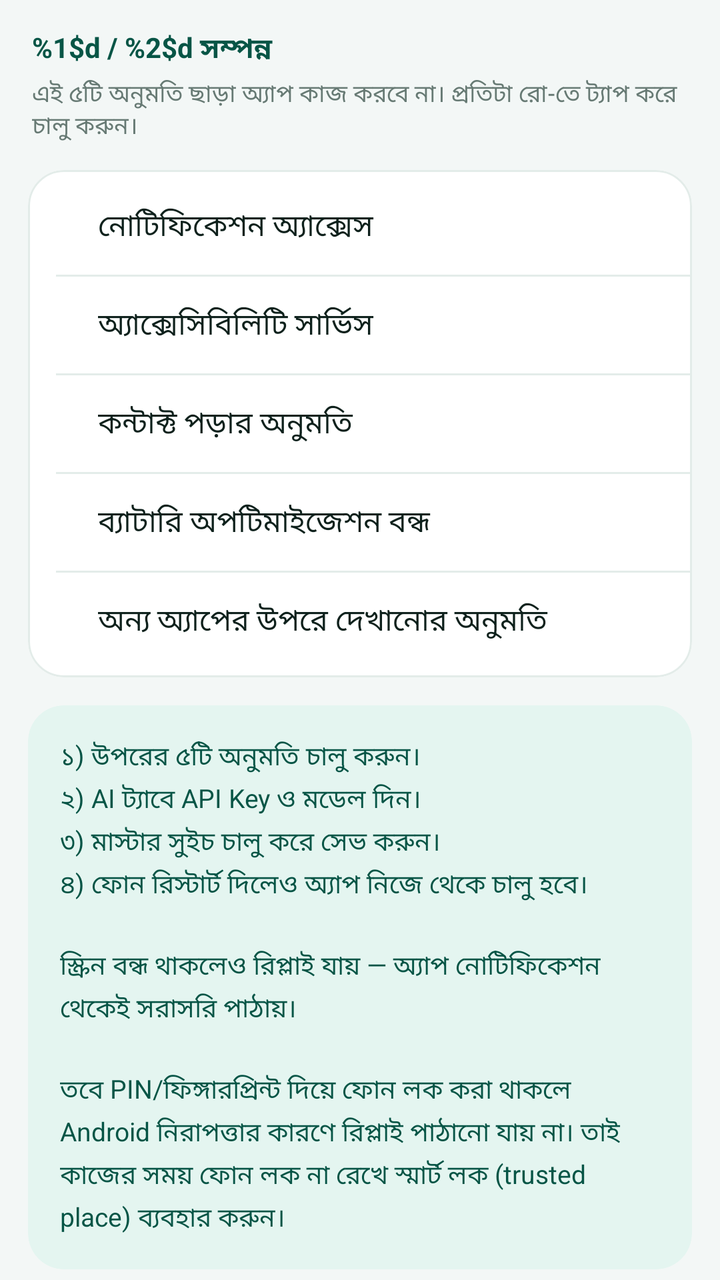
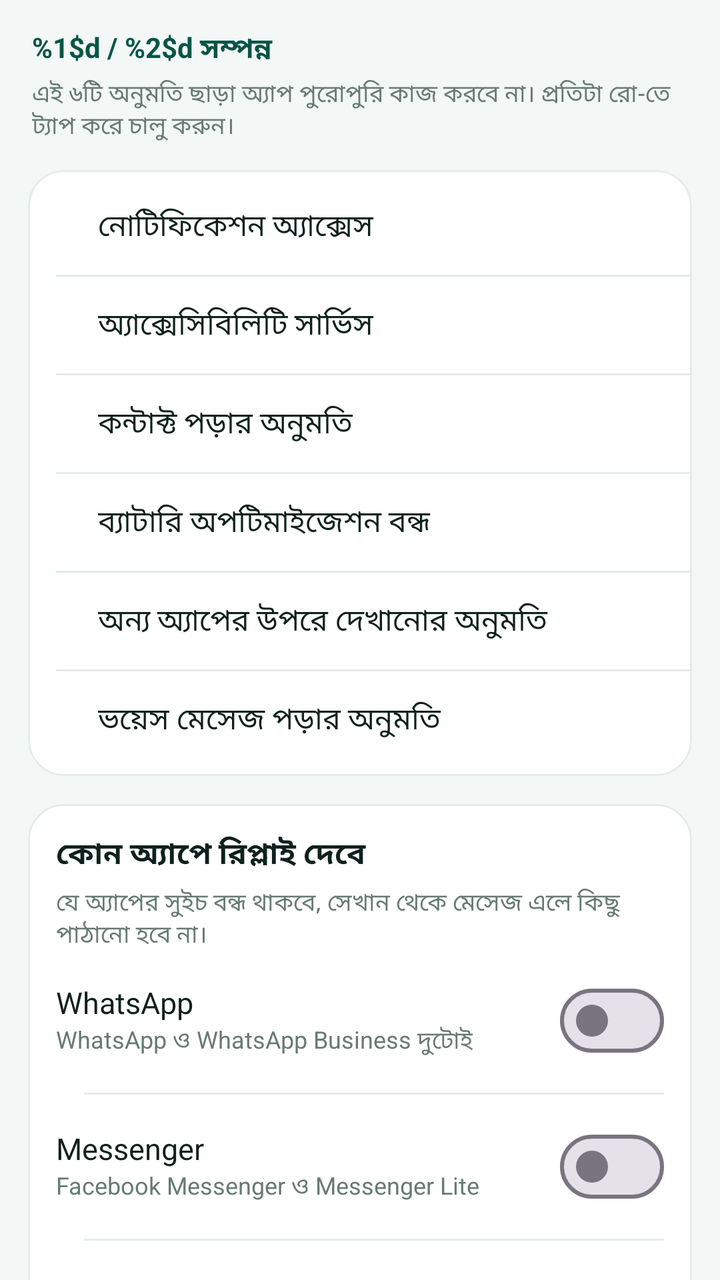

An Android layout rendered at two revisions. The XML below is the earlier revision; the diff shows what the commit changed to produce the second picture.
<!-- AndroidManifest.xml: application theme Theme.AutoReplyAI -->
<!-- res/layout/fragment_permissions.xml -->
<?xml version="1.0" encoding="utf-8"?>
<androidx.core.widget.NestedScrollView xmlns:android="http://schemas.android.com/apk/res/android"
    xmlns:app="http://schemas.android.com/apk/res-auto"
    android:layout_width="match_parent"
    android:layout_height="match_parent"
    android:fillViewport="true"
    android:scrollbarStyle="outsideOverlay">

    <LinearLayout
        android:layout_width="match_parent"
        android:layout_height="wrap_content"
        android:orientation="vertical"
        android:paddingStart="14dp"
        android:paddingTop="14dp"
        android:paddingEnd="14dp"
        android:paddingBottom="18dp">

        <TextView
            android:id="@+id/tvPermSummary"
            android:layout_width="match_parent"
            android:layout_height="wrap_content"
            android:paddingStart="2dp"
            android:paddingBottom="3dp"
            android:text="@string/perm_summary"
            android:textColor="@color/brand_dark"
            android:textSize="14sp"
            android:textStyle="bold" />

        <TextView
            style="@style/RowSub"
            android:layout_width="match_parent"
            android:layout_height="wrap_content"
            android:paddingStart="2dp"
            android:paddingBottom="13dp"
            android:text="@string/perm_intro" />

        <com.google.android.material.card.MaterialCardView style="@style/CardSurface">

            <LinearLayout
                android:layout_width="match_parent"
                android:layout_height="wrap_content"
                android:orientation="vertical"
                android:paddingTop="4dp"
                android:paddingBottom="4dp">

                <LinearLayout
                    android:id="@+id/rowNotif"
                    style="@style/PermRow">

                    <View
                        android:id="@+id/dotNotif"
                        style="@style/PermDot" />

                    <TextView
                        style="@style/RowLabel"
                        android:layout_width="0dp"
                        android:layout_height="wrap_content"
                        android:layout_weight="1"
                        android:paddingStart="12dp"
                        android:text="@string/notif_access" />

                    <TextView
                        android:id="@+id/tvNotifState"
                        style="@style/PermState" />
                </LinearLayout>

                <View style="@style/Divider" />

                <LinearLayout
                    android:id="@+id/rowAcc"
                    style="@style/PermRow">

                    <View
                        android:id="@+id/dotAcc"
                        style="@style/PermDot" />

                    <TextView
                        style="@style/RowLabel"
                        android:layout_width="0dp"
                        android:layout_height="wrap_content"
                        android:layout_weight="1"
                        android:paddingStart="12dp"
                        android:text="@string/acc_service" />

                    <TextView
                        android:id="@+id/tvAccState"
                        style="@style/PermState" />
                </LinearLayout>

                <View style="@style/Divider" />

                <LinearLayout
                    android:id="@+id/rowContacts"
                    style="@style/PermRow">

                    <View
                        android:id="@+id/dotContacts"
                        style="@style/PermDot" />

                    <TextView
                        style="@style/RowLabel"
                        android:layout_width="0dp"
                        android:layout_height="wrap_content"
                        android:layout_weight="1"
                        android:paddingStart="12dp"
                        android:text="@string/contacts_perm" />

                    <TextView
                        android:id="@+id/tvContactsState"
                        style="@style/PermState" />
                </LinearLayout>

                <View style="@style/Divider" />

                <LinearLayout
                    android:id="@+id/rowBattery"
                    style="@style/PermRow">

                    <View
                        android:id="@+id/dotBattery"
                        style="@style/PermDot" />

                    <TextView
                        style="@style/RowLabel"
                        android:layout_width="0dp"
                        android:layout_height="wrap_content"
                        android:layout_weight="1"
                        android:paddingStart="12dp"
                        android:text="@string/battery_opt" />

                    <TextView
                        android:id="@+id/tvBatteryState"
                        style="@style/PermState" />
                </LinearLayout>

                <View style="@style/Divider" />

                <LinearLayout
                    android:id="@+id/rowOverlay"
                    style="@style/PermRow">

                    <View
                        android:id="@+id/dotOverlay"
                        style="@style/PermDot" />

                    <TextView
                        style="@style/RowLabel"
                        android:layout_width="0dp"
                        android:layout_height="wrap_content"
                        android:layout_weight="1"
                        android:paddingStart="12dp"
                        android:text="@string/overlay_perm" />

                    <TextView
                        android:id="@+id/tvOverlayState"
                        style="@style/PermState" />
                </LinearLayout>
            </LinearLayout>
        </com.google.android.material.card.MaterialCardView>

        <com.google.android.material.card.MaterialCardView
            style="@style/CardSurface"
            android:layout_marginTop="14dp"
            app:cardBackgroundColor="@color/brand_container"
            app:strokeWidth="0dp">

            <TextView
                android:layout_width="match_parent"
                android:layout_height="wrap_content"
                android:lineSpacingExtra="4dp"
                android:padding="16dp"
                android:text="@string/help_body"
                android:textColor="@color/brand_dark"
                android:textSize="13sp" />
        </com.google.android.material.card.MaterialCardView>
    </LinearLayout>
</androidx.core.widget.NestedScrollView>
<!-- resources referenced by this layout -->
<resources>
  <color name="brand_container">#E4F5F0</color>
  <color name="brand_dark">#075546</color>
  <string name="acc_service">অ্যাক্সেসিবিলিটি সার্ভিস</string>
  <string name="battery_opt">ব্যাটারি অপটিমাইজেশন বন্ধ</string>
  <string name="contacts_perm">কন্টাক্ট পড়ার অনুমতি</string>
  <string name="help_body">১) উপরের ৫টি অনুমতি চালু করুন।\n২) AI ট্যাবে API Key ও মডেল দিন।\n৩) মাস্টার সুইচ চালু করে সেভ করুন।\n৪) ফোন রিস্টার্ট দিলেও অ্যাপ নিজে থেকে চালু হবে।\n\nস্ক্রিন বন্ধ থাকলেও রিপ্লাই যায় — অ্যাপ নোটিফিকেশন থেকেই সরাসরি পাঠায়।\n\nতবে PIN/ফিঙ্গারপ্রিন্ট দিয়ে ফোন লক করা থাকলে Android নিরাপত্তার কারণে রিপ্লাই পাঠানো যায় না। তাই কাজের সময় ফোন লক না রেখে স্মার্ট লক (trusted place) ব্যবহার করুন।</string>
  <string name="notif_access">নোটিফিকেশন অ্যাক্সেস</string>
  <string name="overlay_perm">অন্য অ্যাপের উপরে দেখানোর অনুমতি</string>
  <string name="perm_intro">এই ৫টি অনুমতি ছাড়া অ্যাপ কাজ করবে না। প্রতিটা রো-তে ট্যাপ করে চালু করুন।</string>
  <string name="perm_summary">%1$d / %2$d সম্পন্ন</string>
  <style name="CardSurface">
          <item name="android:layout_width">match_parent</item>
          <item name="android:layout_height">wrap_content</item>
          <item name="cardCornerRadius">18dp</item>
          <item name="cardElevation">0dp</item>
          <item name="strokeColor">@color/stroke</item>
          <item name="strokeWidth">1dp</item>
          <item name="cardBackgroundColor">@color/card</item>
      </style>
  <style name="Divider">
          <item name="android:layout_width">match_parent</item>
          <item name="android:layout_height">1dp</item>
          <item name="android:layout_marginStart">14dp</item>
          <item name="android:background">@color/stroke</item>
      </style>
  <style name="PermDot">
          <item name="android:layout_width">9dp</item>
          <item name="android:layout_height">9dp</item>
          <item name="android:background">@drawable/bg_dot</item>
      </style>
  <style name="PermState">
          <item name="android:layout_width">wrap_content</item>
          <item name="android:layout_height">wrap_content</item>
          <item name="android:textSize">12sp</item>
          <item name="android:textStyle">bold</item>
      </style>
  <style name="RowLabel">
          <item name="android:layout_width">wrap_content</item>
          <item name="android:layout_height">wrap_content</item>
          <item name="android:textColor">@color/text</item>
          <item name="android:textSize">15sp</item>
      </style>
  <style name="RowSub">
          <item name="android:layout_width">wrap_content</item>
          <item name="android:layout_height">wrap_content</item>
          <item name="android:textColor">@color/text_dim</item>
          <item name="android:textSize">12sp</item>
      </style>
  <color name="stroke">#E3ECE9</color>
  <color name="card">#FFFFFF</color>
  <!-- drawable bg_dot (drawable) -->
  <?xml version="1.0" encoding="utf-8"?>
  <shape xmlns:android="http://schemas.android.com/apk/res/android"
      android:shape="oval">
      <solid android:color="#FFFFFF" />
  </shape>
  <color name="text">#0E211C</color>
  <color name="text_dim">#677A74</color>
  <color name="brand">#0E7C66</color>
  <color name="bg">#F3F7F6</color>
  <color name="brand_mid">#12A182</color>
  <!-- unchanged entries left out for length: 2 -->
</resources>

<!-- the commit's change to res/layout/fragment_permissions.xml (unified diff, before → after) -->
@@ -154,6 +154,183 @@
                     <TextView
                         android:id="@+id/tvOverlayState"
                         style="@style/PermState" />
+                </LinearLayout>
+
+                <View style="@style/Divider" />
+
+                <LinearLayout
+                    android:id="@+id/rowAudio"
+                    style="@style/PermRow">
+
+                    <View
+                        android:id="@+id/dotAudio"
+                        style="@style/PermDot" />
+
+                    <TextView
+                        style="@style/RowLabel"
+                        android:layout_width="0dp"
+                        android:layout_height="wrap_content"
+                        android:layout_weight="1"
+                        android:paddingStart="12dp"
+                        android:text="@string/audio_perm" />
+
+                    <TextView
+                        android:id="@+id/tvAudioState"
+                        style="@style/PermState" />
+                </LinearLayout>
+            </LinearLayout>
+        </com.google.android.material.card.MaterialCardView>
+
+        <com.google.android.material.card.MaterialCardView
+            style="@style/CardSurface"
+            android:layout_marginTop="14dp">
+
+            <LinearLayout
+                android:layout_width="match_parent"
+                android:layout_height="wrap_content"
+                android:orientation="vertical"
+                android:padding="14dp">
+
+                <TextView
+                    style="@style/RowLabel"
+                    android:layout_width="match_parent"
+                    android:layout_height="wrap_content"
+                    android:text="@string/apps_title"
+                    android:textStyle="bold" />
+
+                <TextView
+                    style="@style/RowSub"
+                    android:layout_width="match_parent"
+                    android:layout_height="wrap_content"
+                    android:paddingTop="4dp"
+                    android:paddingBottom="10dp"
+                    android:text="@string/apps_sub" />
+
+                <LinearLayout
+                    android:layout_width="match_parent"
+                    android:layout_height="wrap_content"
+                    android:gravity="center_vertical"
+                    android:orientation="horizontal">
+
+                    <LinearLayout
+                        android:layout_width="0dp"
+                        android:layout_height="wrap_content"
+                        android:layout_weight="1"
+                        android:orientation="vertical"
+                        android:paddingEnd="10dp">
+
+                        <TextView
+                            style="@style/RowLabel"
+                            android:text="@string/app_whatsapp" />
+
+                        <TextView
+                            style="@style/RowSub"
+                            android:text="@string/app_whatsapp_sub" />
+                    </LinearLayout>
+
+                    <com.google.android.material.materialswitch.MaterialSwitch
+                        android:id="@+id/switchWhatsApp"
+                        android:layout_width="wrap_content"
+                        android:layout_height="wrap_content" />
+                </LinearLayout>
+
+                <View
+                    style="@style/Divider"
+                    android:layout_marginTop="12dp"
+                    android:layout_marginBottom="12dp" />
+
+                <LinearLayout
+                    android:layout_width="match_parent"
+                    android:layout_height="wrap_content"
+                    android:gravity="center_vertical"
+                    android:orientation="horizontal">
+
+                    <LinearLayout
+                        android:layout_width="0dp"
+                        android:layout_height="wrap_content"
+                        android:layout_weight="1"
+                        android:orientation="vertical"
+                        android:paddingEnd="10dp">
+
+                        <TextView
+                            style="@style/RowLabel"
+                            android:text="@string/app_messenger" />
+
+                        <TextView
+                            style="@style/RowSub"
+                            android:text="@string/app_messenger_sub" />
+                    </LinearLayout>
+
+                    <com.google.android.material.materialswitch.MaterialSwitch
+                        android:id="@+id/switchMessenger"
+                        android:layout_width="wrap_content"
+                        android:layout_height="wrap_content" />
+                </LinearLayout>
+
+                <View
+                    style="@style/Divider"
+                    android:layout_marginTop="12dp"
+                    android:layout_marginBottom="12dp" />
+
+                <LinearLayout
+                    android:layout_width="match_parent"
+                    android:layout_height="wrap_content"
+                    android:gravity="center_vertical"
+                    android:orientation="horizontal">
+
+                    <LinearLayout
+                        android:layout_width="0dp"
+                        android:layout_height="wrap_content"
+                        android:layout_weight="1"
+                        android:orientation="vertical"
+                        android:paddingEnd="10dp">
+
+                        <TextView
+                            style="@style/RowLabel"
+                            android:text="@string/app_telegram" />
+
+                        <TextView
+                            style="@style/RowSub"
+                            android:text="@string/app_telegram_sub" />
+                    </LinearLayout>
+
+                    <com.google.android.material.materialswitch.MaterialSwitch
+                        android:id="@+id/switchTelegram"
+                        android:layout_width="wrap_content"
+                        android:layout_height="wrap_content" />
+                </LinearLayout>
+
+                <View
+                    style="@style/Divider"
+                    android:layout_marginTop="12dp"
+                    android:layout_marginBottom="12dp" />
+
+                <LinearLayout
+                    android:layout_width="match_parent"
+                    android:layout_height="wrap_content"
+                    android:gravity="center_vertical"
+                    android:orientation="horizontal">
+
+                    <LinearLayout
+                        android:layout_width="0dp"
+                        android:layout_height="wrap_content"
+                        android:layout_weight="1"
+                        android:orientation="vertical"
+                        android:paddingEnd="10dp">
+
+                        <TextView
+                            style="@style/RowLabel"
+                            android:text="@string/app_instagram" />
+
+                        <TextView
+                            style="@style/RowSub"
+                            android:text="@string/app_instagram_sub" />
+                    </LinearLayout>
+
+                    <com.google.android.material.materialswitch.MaterialSwitch
+                        android:id="@+id/switchInstagram"
+                        android:layout_width="wrap_content"
+                        android:layout_height="wrap_content" />
                 </LinearLayout>
             </LinearLayout>
         </com.google.android.material.card.MaterialCardView>
<!-- resource entries referenced after the edit -->
@@ -3,12 +3,23 @@
   <color name="brand_container">#E4F5F0</color>
   <color name="brand_dark">#075546</color>
   <string name="acc_service">অ্যাক্সেসিবিলিটি সার্ভিস</string>
+  <string name="app_instagram">Instagram</string>
+  <string name="app_instagram_sub">Instagram ডাইরেক্ট মেসেজ</string>
+  <string name="app_messenger">Messenger</string>
+  <string name="app_messenger_sub">Facebook Messenger ও Messenger Lite</string>
+  <string name="app_telegram">Telegram</string>
+  <string name="app_telegram_sub">Telegram ও Telegram X</string>
+  <string name="app_whatsapp">WhatsApp</string>
+  <string name="app_whatsapp_sub">WhatsApp ও WhatsApp Business দুটোই</string>
+  <string name="apps_sub">যে অ্যাপের সুইচ বন্ধ থাকবে, সেখান থেকে মেসেজ এলে কিছু পাঠানো হবে না।</string>
+  <string name="apps_title">কোন অ্যাপে রিপ্লাই দেবে</string>
+  <string name="audio_perm">ভয়েস মেসেজ পড়ার অনুমতি</string>
   <string name="battery_opt">ব্যাটারি অপটিমাইজেশন বন্ধ</string>
   <string name="contacts_perm">কন্টাক্ট পড়ার অনুমতি</string>
-  <string name="help_body">১) উপরের ৫টি অনুমতি চালু করুন।\n২) AI ট্যাবে API Key ও মডেল দিন।\n৩) মাস্টার সুইচ চালু করে সেভ করুন।\n৪) ফোন রিস্টার্ট দিলেও অ্যাপ নিজে থেকে চালু হবে।\n\nস্ক্রিন বন্ধ থাকলেও রিপ্লাই যায় — অ্যাপ নোটিফিকেশন থেকেই সরাসরি পাঠায়।\n\nতবে PIN/ফিঙ্গারপ্রিন্ট দিয়ে ফোন লক করা থাকলে Android নিরাপত্তার কারণে রিপ্লাই পাঠানো যায় না। তাই কাজের সময় ফোন লক না রেখে স্মার্ট লক (trusted place) ব্যবহার করুন।</string>
+  <string name="help_body">১) উপরের ৬টি অনুমতি চালু করুন।\n২) AI ট্যাবে API Key ও মডেল দিন।\n৩) মাস্টার সুইচ চালু করে সেভ করুন।\n৪) ফোন রিস্টার্ট দিলেও অ্যাপ নিজে থেকে চালু হবে।\n\nস্ক্রিন বন্ধ থাকলেও রিপ্লাই যায় — অ্যাপ নোটিফিকেশন থেকেই সরাসরি পাঠায়।\n\nতবে PIN/ফিঙ্গারপ্রিন্ট দিয়ে ফোন লক করা থাকলে Android নিরাপত্তার কারণে রিপ্লাই পাঠানো যায় না। তাই কাজের সময় ফোন লক না রেখে স্মার্ট লক (trusted place) ব্যবহার করুন।</string>
   <string name="notif_access">নোটিফিকেশন অ্যাক্সেস</string>
   <string name="overlay_perm">অন্য অ্যাপের উপরে দেখানোর অনুমতি</string>
-  <string name="perm_intro">এই ৫টি অনুমতি ছাড়া অ্যাপ কাজ করবে না। প্রতিটা রো-তে ট্যাপ করে চালু করুন।</string>
+  <string name="perm_intro">এই ৬টি অনুমতি ছাড়া অ্যাপ পুরোপুরি কাজ করবে না। প্রতিটা রো-তে ট্যাপ করে চালু করুন।</string>
   <string name="perm_summary">%1$d / %2$d সম্পন্ন</string>
   <style name="CardSurface">
           <item name="android:layout_width">match_parent</item>
